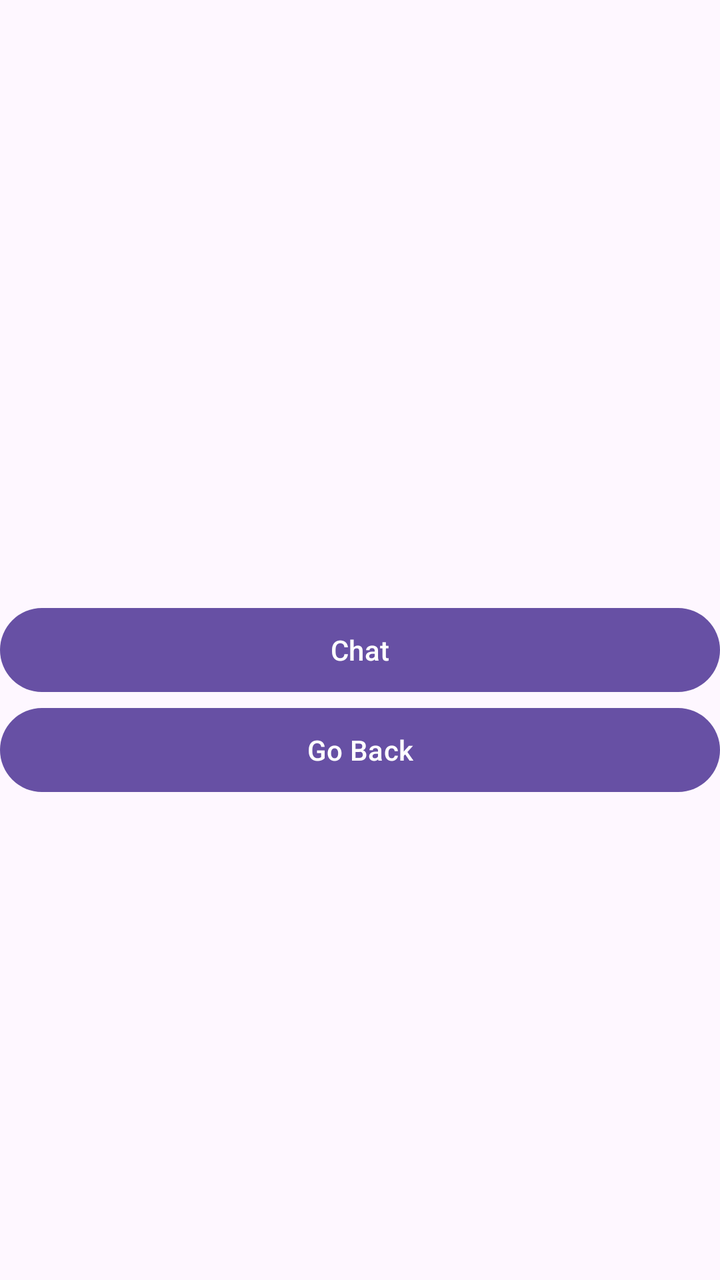
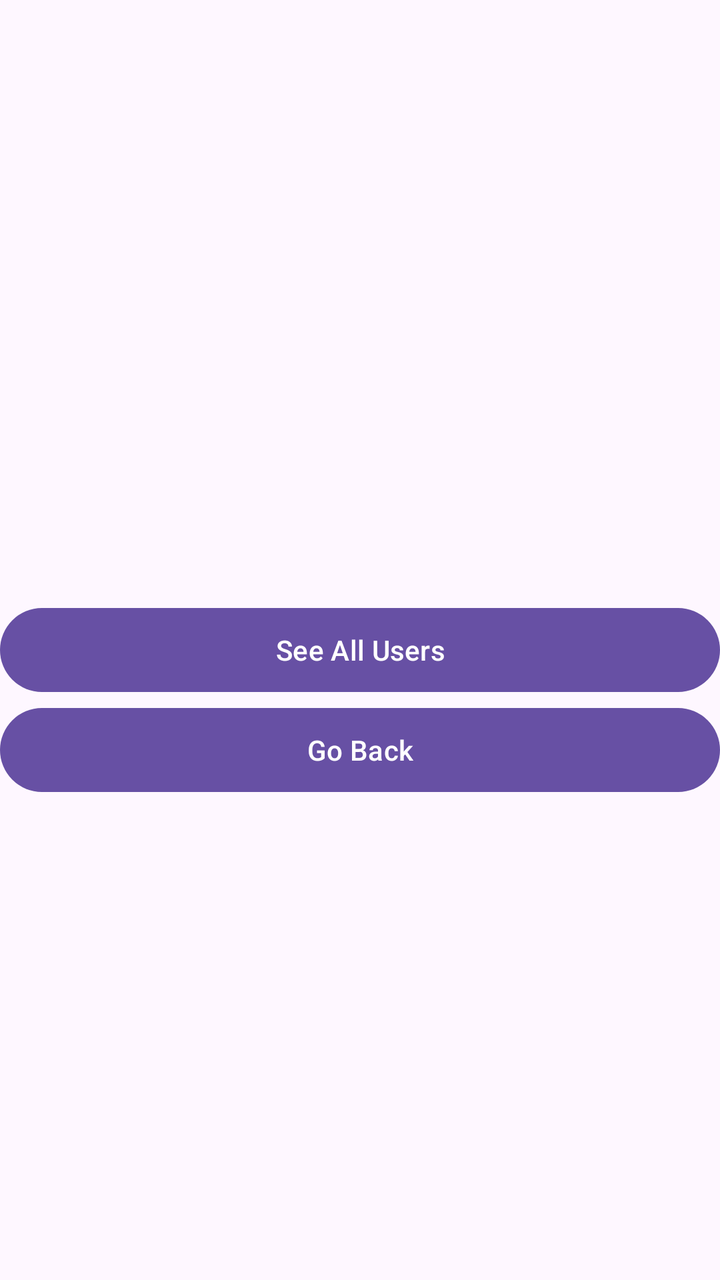

Two renders of the same Android screen: before a commit and after it. Below are the layout's source before the change and the commit's diff.
<!-- AndroidManifest.xml: application theme Theme.Project -->
<!-- res/layout/ownerlyt.xml -->
<?xml version="1.0" encoding="utf-8"?>
<LinearLayout xmlns:android="http://schemas.android.com/apk/res/android" android:layout_width="match_parent" android:layout_height="match_parent" android:orientation="vertical">

    <Button android:id="@+id/btnCht" android:layout_width="match_parent" android:layout_height="50dp" android:layout_marginTop="300dp" android:text="Chat"></Button>

    <Button android:id="@+id/GoBack" android:layout_width="match_parent" android:layout_height="50dp" android:text="Go Back"></Button>

</LinearLayout>
<!-- resources referenced by this layout -->
<resources>
  <style name="Theme.Project" parent="Base.Theme.Project" />
  <style name="Base.Theme.Project" parent="Theme.Material3.DayNight.NoActionBar">
          
          
      </style>
</resources>

<!-- the commit's change to res/layout/ownerlyt.xml (unified diff, before → after) -->
@@ -1,8 +1,10 @@
 <?xml version="1.0" encoding="utf-8"?>
 <LinearLayout xmlns:android="http://schemas.android.com/apk/res/android" android:layout_width="match_parent" android:layout_height="match_parent" android:orientation="vertical">
 
-    <Button android:id="@+id/btnCht" android:layout_width="match_parent" android:layout_height="50dp" android:layout_marginTop="300dp" android:text="Chat"></Button>
+    <Button android:id="@+id/btnCht" android:layout_width="match_parent" android:layout_height="50dp" android:layout_marginTop="300dp" android:text="See All Users"></Button>
 
     <Button android:id="@+id/GoBack" android:layout_width="match_parent" android:layout_height="50dp" android:text="Go Back"></Button>
 
+
+
 </LinearLayout>
